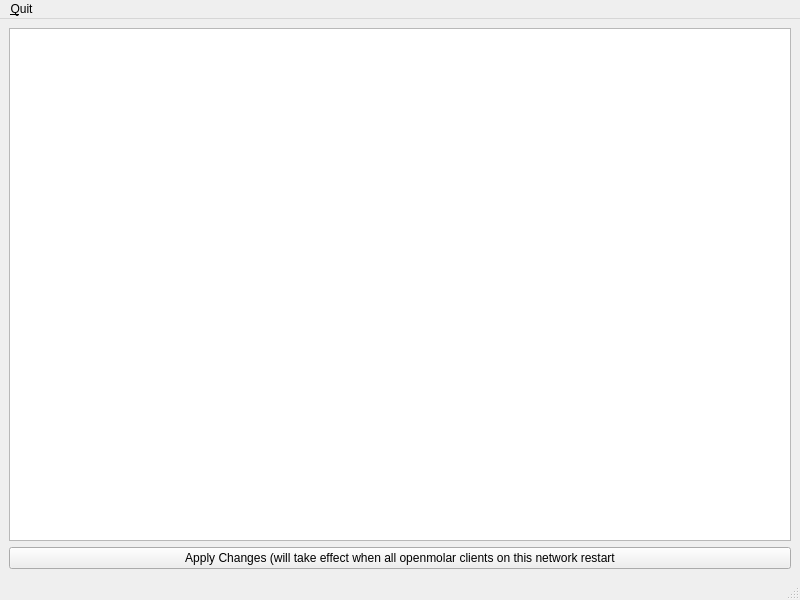
Above: qt-designer/fee_adjuster.ui from rowinggolfer/openmolar1 before the change. Below: the same form after it.
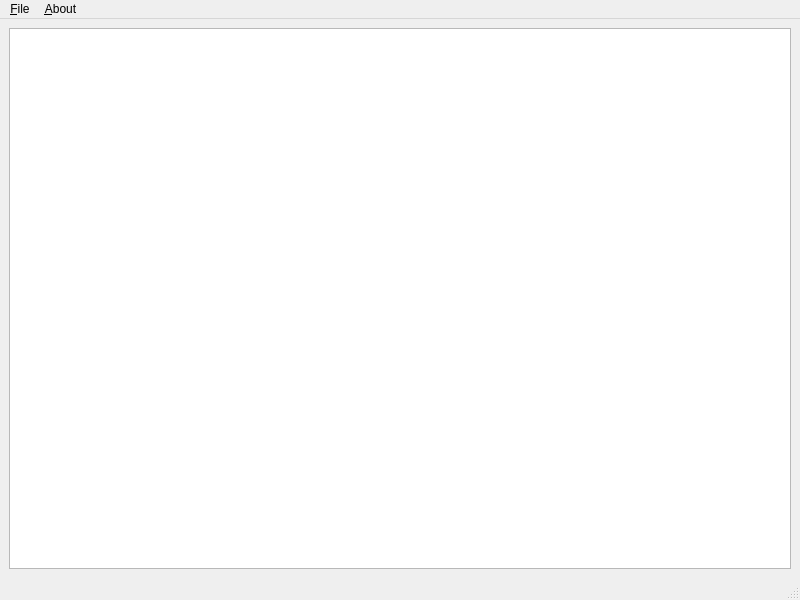
That is the form after the change.

Commit message: quit handling for the feescale adjuster, along with help and versioning dialogs

Patch:
```diff
--- a/qt-designer/fee_adjuster.ui
+++ b/qt-designer/fee_adjuster.ui
@@ -27,13 +27,6 @@
       </property>
      </widget>
     </item>
-    <item>
-     <widget class="QPushButton" name="pushButton">
-      <property name="text">
-       <string>Apply Changes (will take effect when all openmolar clients on this network restart</string>
-      </property>
-     </widget>
-    </item>
    </layout>
   </widget>
   <widget class="QMenuBar" name="menubar">
@@ -47,10 +40,20 @@
    </property>
    <widget class="QMenu" name="menu_Quit">
     <property name="title">
-     <string>&amp;Quit</string>
+     <string>&amp;File</string>
     </property>
+    <addaction name="action_Save_Changes"/>
+    <addaction name="action_Quit"/>
+   </widget>
+   <widget class="QMenu" name="menu_Help">
+    <property name="title">
+     <string>&amp;About</string>
+    </property>
+    <addaction name="actionHelp"/>
+    <addaction name="actionVersion"/>
    </widget>
    <addaction name="menu_Quit"/>
+   <addaction name="menu_Help"/>
   </widget>
   <widget class="QStatusBar" name="statusbar"/>
  </widget>
```
Left out of the diff: 20 changed lines with no effect on the pictures. The commit also changes 4 other files.
